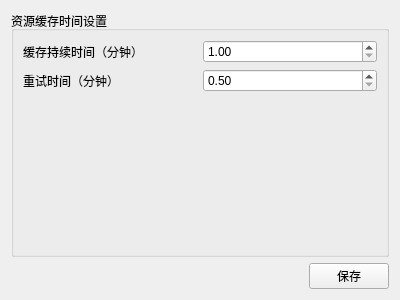
Qt form gui/uicomponent/optionwidget_asset.ui (Kpure1000/mxzygl_client) before a commit.
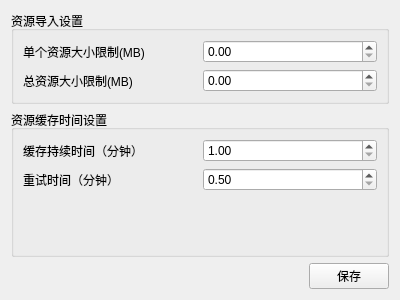
The same form after that commit.

Commit message: add: asset import size limit

Diff of the .ui file:
```diff
--- a/gui/uicomponent/optionwidget_asset.ui
+++ b/gui/uicomponent/optionwidget_asset.ui
@@ -13,7 +13,44 @@
   <property name="windowTitle">
    <string>Form</string>
   </property>
-  <layout class="QVBoxLayout" name="verticalLayout_2" stretch="1,0">
+  <layout class="QVBoxLayout" name="verticalLayout_2" stretch="0,1,0">
+   <item>
+    <widget class="QGroupBox" name="groupBox_2">
+     <property name="title">
+      <string>资源导入设置</string>
+     </property>
+     <layout class="QGridLayout" name="gridLayout_2">
+      <item row="1" column="0">
+       <widget class="QLabel" name="label_4">
+        <property name="text">
+         <string>总资源大小限制(MB)</string>
+        </property>
+       </widget>
+      </item>
+      <item row="0" column="1">
+       <widget class="QDoubleSpinBox" name="spinb_singleLim">
+        <property name="maximum">
+         <double>9999.000000000000000</double>
+        </property>
+       </widget>
+      </item>
+      <item row="0" column="0">
+       <widget class="QLabel" name="label_3">
+        <property name="text">
+         <string>单个资源大小限制(MB)</string>
+        </property>
+       </widget>
+      </item>
+      <item row="1" column="1">
+       <widget class="QDoubleSpinBox" name="spinb_totalLim">
+        <property name="maximum">
+         <double>999999.000000000000000</double>
+        </property>
+       </widget>
+      </item>
+     </layout>
+    </widget>
+   </item>
    <item>
     <layout class="QVBoxLayout" name="verticalLayout">
      <item>
```
The commit also changes 6 other files.
